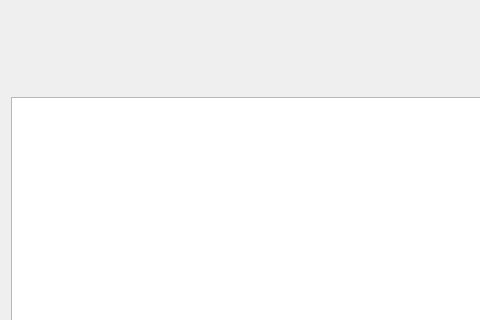
Qt form QtInterface/conv.ui (Pierre-Narcisi/Babel) before a commit; both pictures show x 0 to 480 and y 0 to 320 of the 713 by 533 pixel window.
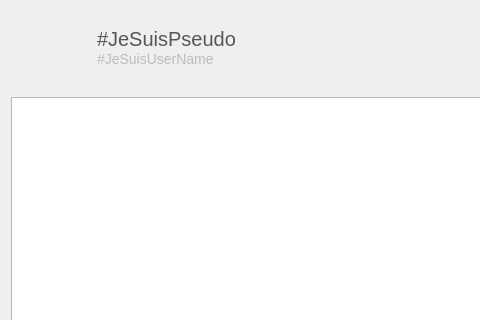
The same form after that commit. Icons and pictures are not drawn.

What changed in the file:
```diff
--- a/QtInterface/conv.ui
+++ b/QtInterface/conv.ui
@@ -18,6 +18,10 @@
 	font-size: 20px;
 	color: rgb(85, 87, 83);
 }
+QLabel#labelName {
+	font-size: 14px;
+	color: rgb(186, 189, 182);
+}
 QPushButton#callButton {
 	padding: 10px 20px
 }
@@ -63,11 +67,31 @@
         </widget>
        </item>
        <item>
-        <widget class="QLabel" name="labelPseudo">
-         <property name="text">
-          <string>     </string>
+        <layout class="QVBoxLayout" name="verticalLayout_3">
+         <property name="spacing">
+          <number>0</number>
          </property>
-        </widget>
+         <item>
+          <widget class="QLabel" name="labelPseudo">
+           <property name="text">
+            <string>#JeSuisPseudo</string>
+           </property>
+           <property name="alignment">
+            <set>Qt::AlignBottom|Qt::AlignLeading|Qt::AlignLeft</set>
+           </property>
+          </widget>
+         </item>
+         <item>
+          <widget class="QLabel" name="labelName">
+           <property name="text">
+            <string>#JeSuisUserName</string>
+           </property>
+           <property name="alignment">
+            <set>Qt::AlignLeading|Qt::AlignLeft|Qt::AlignTop</set>
+           </property>
+          </widget>
+         </item>
+        </layout>
        </item>
        <item>
         <spacer name="horizontalSpacer">
```
